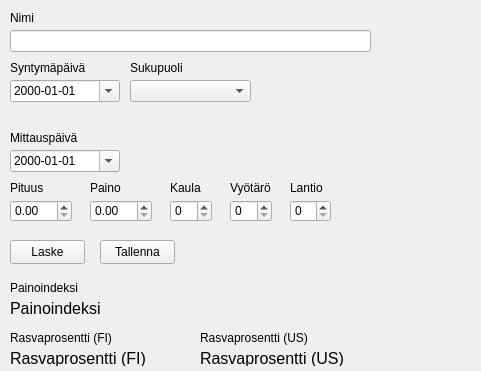
Above: main.ui from VerneriL/FitnessGUI before the change; both pictures show x 0 to 481 and y 0 to 371 of the 687 by 630 pixel window. Below: the same form after it.
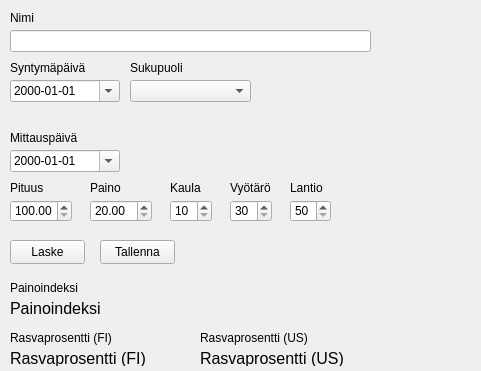
That is the form after the change.

Commit message: calculate bmi

```diff
--- a/main.ui
+++ b/main.ui
@@ -91,6 +91,12 @@
       <height>22</height>
      </rect>
     </property>
+    <property name="minimum">
+     <double>100.000000000000000</double>
+    </property>
+    <property name="maximum">
+     <double>400.000000000000000</double>
+    </property>
    </widget>
    <widget class="QLabel" name="label_3">
     <property name="geometry">
@@ -114,6 +120,12 @@
       <height>22</height>
      </rect>
     </property>
+    <property name="minimum">
+     <double>20.000000000000000</double>
+    </property>
+    <property name="maximum">
+     <double>3000.000000000000000</double>
+    </property>
    </widget>
    <widget class="QSpinBox" name="neckSpinBox">
     <property name="geometry">
@@ -124,6 +136,9 @@
       <height>22</height>
      </rect>
     </property>
+    <property name="minimum">
+     <number>10</number>
+    </property>
    </widget>
    <widget class="QSpinBox" name="waistSpinBox">
     <property name="geometry">
@@ -134,6 +149,12 @@
       <height>22</height>
      </rect>
     </property>
+    <property name="minimum">
+     <number>30</number>
+    </property>
+    <property name="maximum">
+     <number>200</number>
+    </property>
    </widget>
    <widget class="QLabel" name="label_4">
     <property name="geometry">
@@ -170,6 +191,12 @@
       <height>22</height>
      </rect>
     </property>
+    <property name="minimum">
+     <number>50</number>
+    </property>
+    <property name="maximum">
+     <number>200</number>
+    </property>
    </widget>
    <widget class="QLabel" name="label_6">
     <property name="geometry">
```
The commit also changes 2 other files.
